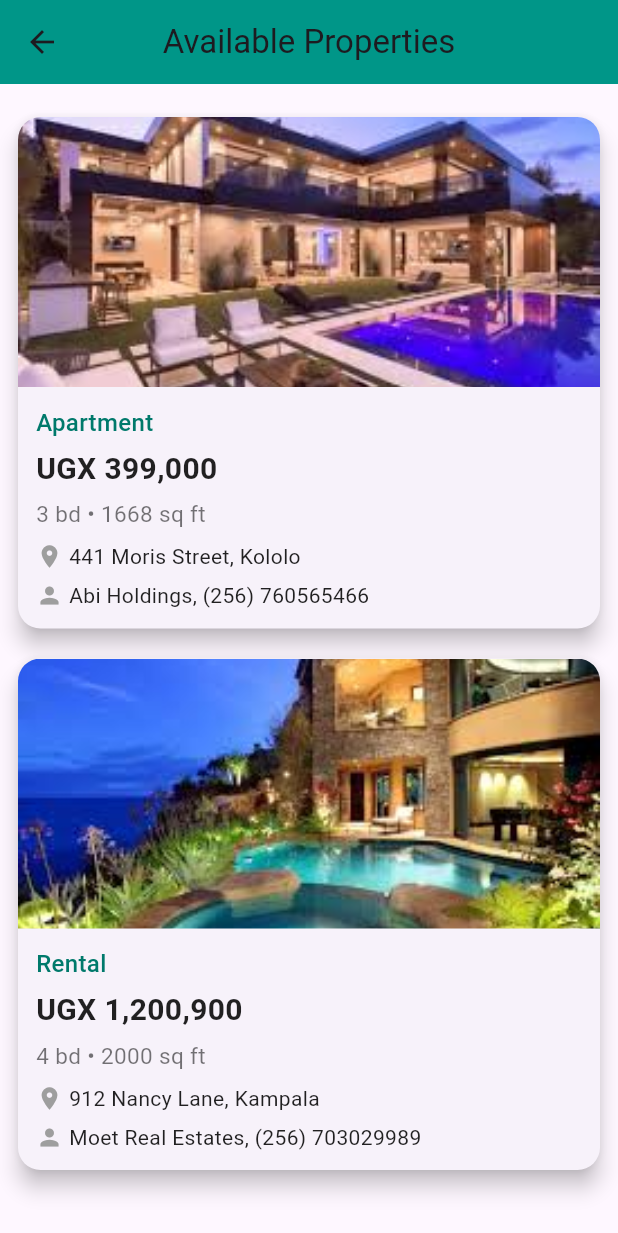
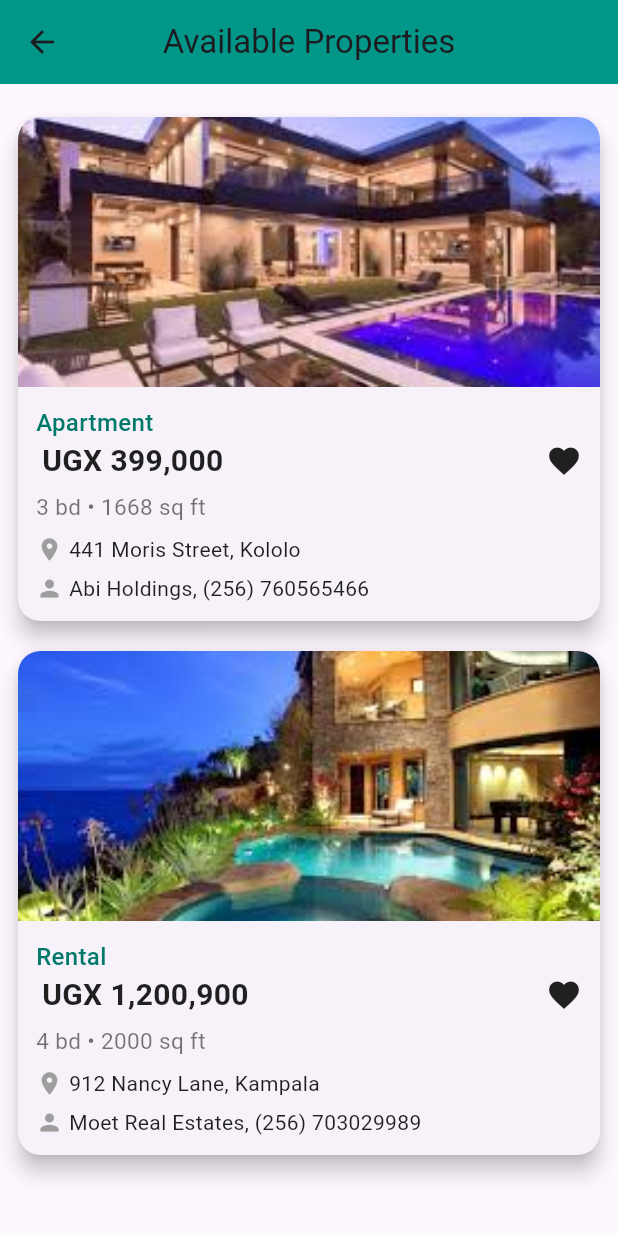
Before and after one commit to MORISON-K/Moris-Estates, a Flutter app: the SearchPage screen opened by its route, on a phone screen of 412 x 824 dp. Shown: the top 1233 px of the screen. Run offline on Flutter 3.47's test engine with Material 3 defaults, Android fonts, the light colour scheme and no system bars.

Commit message:
Update search page

```diff
--- a/lib/pages/search_page.dart
+++ b/lib/pages/search_page.dart
@@ -69,8 +69,13 @@ class SearchPage extends StatelessWidget {
                           fontWeight: FontWeight.w500,
                         ),
                       ),
-                      const SizedBox(height: 5),
-                      Text(
+
+                        Row(
+                        children: [
+
+                          const SizedBox(width: 4),
+                          Expanded(
+                            child: Text(
                              'UGX ${item['price']}',
                                style: const TextStyle(
                             fontSize: 20,
@@ -78,7 +83,14 @@ class SearchPage extends StatelessWidget {
                             color: Colors.black87,
                          ),
                             ),
+
+                          ),
+                          Icon(Icons.favorite)
+                        ],
+                      ),
+
                       const SizedBox(height: 5),
+
                       Text(
                         item['description']!,
                         style: const TextStyle(fontSize: 15, color: Colors.black54),
```
Lines whose indentation alone changed are shown as unchanged.
